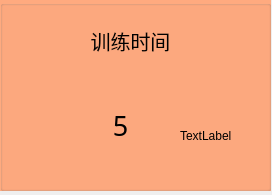
First picture: the form in Src/CustomWidget/fesparambtn.ui, repository xiaosongzhi/LowUpLimp, before the edit.
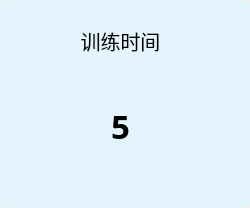
Second picture: the form after the edit.

Commit message: 自定义按钮UI实现

Patch:
```diff
--- a/Src/CustomWidget/fesparambtn.ui
+++ b/Src/CustomWidget/fesparambtn.ui
@@ -6,8 +6,8 @@
    <rect>
     <x>0</x>
     <y>0</y>
-    <width>272</width>
-    <height>195</height>
+    <width>250</width>
+    <height>208</height>
    </rect>
   </property>
   <property name="windowTitle">
@@ -16,7 +16,7 @@
   <widget class="QLabel" name="title_Label">
    <property name="geometry">
     <rect>
-     <x>70</x>
+     <x>60</x>
      <y>20</y>
      <width>121</width>
      <height>41</height>
@@ -47,7 +47,8 @@
    <property name="font">
     <font>
      <family>黑体</family>
-     <pointsize>20</pointsize>
+     <pointsize>25</pointsize>
+     <bold>true</bold>
     </font>
    </property>
    <property name="text">
@@ -60,14 +61,20 @@
   <widget class="QLabel" name="unit_Label">
    <property name="geometry">
     <rect>
-     <x>180</x>
+     <x>170</x>
      <y>120</y>
      <width>69</width>
      <height>31</height>
     </rect>
    </property>
+   <property name="font">
+    <font>
+     <pointsize>12</pointsize>
+     <bold>true</bold>
+    </font>
+   </property>
    <property name="text">
-    <string>TextLabel</string>
+    <string/>
    </property>
   </widget>
   <widget class="QGroupBox" name="groupBox">
@@ -75,12 +82,14 @@
     <rect>
      <x>0</x>
      <y>0</y>
-     <width>271</width>
-     <height>191</height>
+     <width>250</width>
+     <height>208</height>
     </rect>
    </property>
    <property name="styleSheet">
-    <string notr="true">background-color: rgb(255, 170, 127);</string>
+    <string notr="true">#groupBox{background: #E4F4FC;
+box-shadow: 0px 2px 4px 0px #699AB2;
+border-radius: 6px;}</string>
    </property>
    <property name="title">
     <string/>
```
The commit also changes 1 other file.
